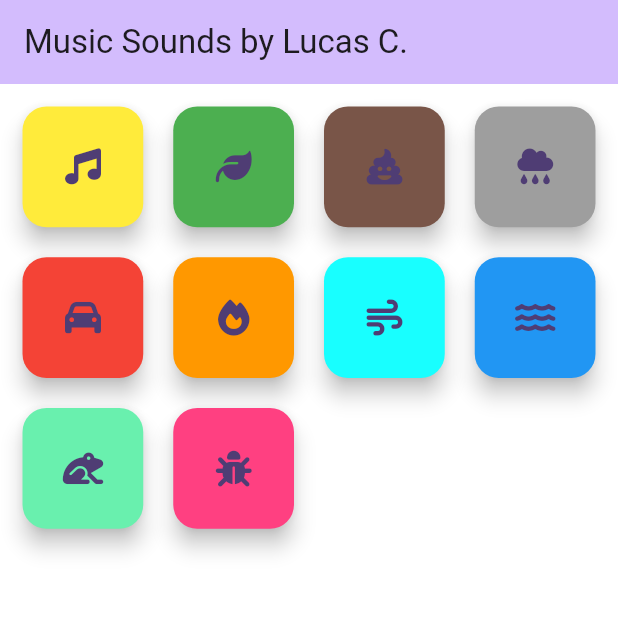
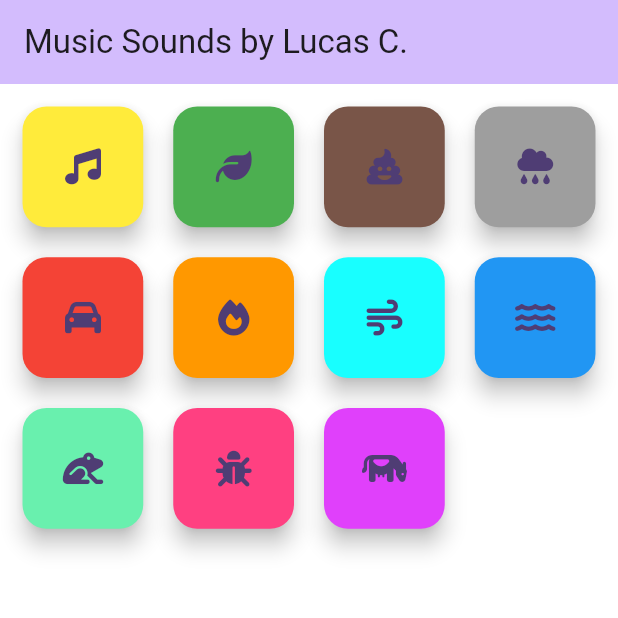
Before and after one commit to lucascarcal/sound_buttons, a Flutter app: the screen it shows after launch, on a phone screen of 412 x 824 dp, the top half of it. Run offline on Flutter 3.47's test engine with Material 3 defaults, Android fonts, the phone set to English and light mode, and no system bars; our stand-ins replace audioplayers, font_awesome_flutter.

Commit message:
cow icon added

```diff
--- a/lib/home_page.dart
+++ b/lib/home_page.dart
@@ -74,6 +74,10 @@ class _MyHomePageState extends State<MyHomePage> {
                 song: 'crickets.mp3',
                 backgroundColor: Colors.pinkAccent,
                 icon: FontAwesomeIcons.bug),
+            SoundButton(
+                song: 'cow.mp3',
+                backgroundColor: Colors.purpleAccent,
+                icon: FontAwesomeIcons.cow),
           ],
         ),
       ),
```
Also changed, not shown: lib/sound_button.dart (line endings or trailing spaces), 1 other file.
